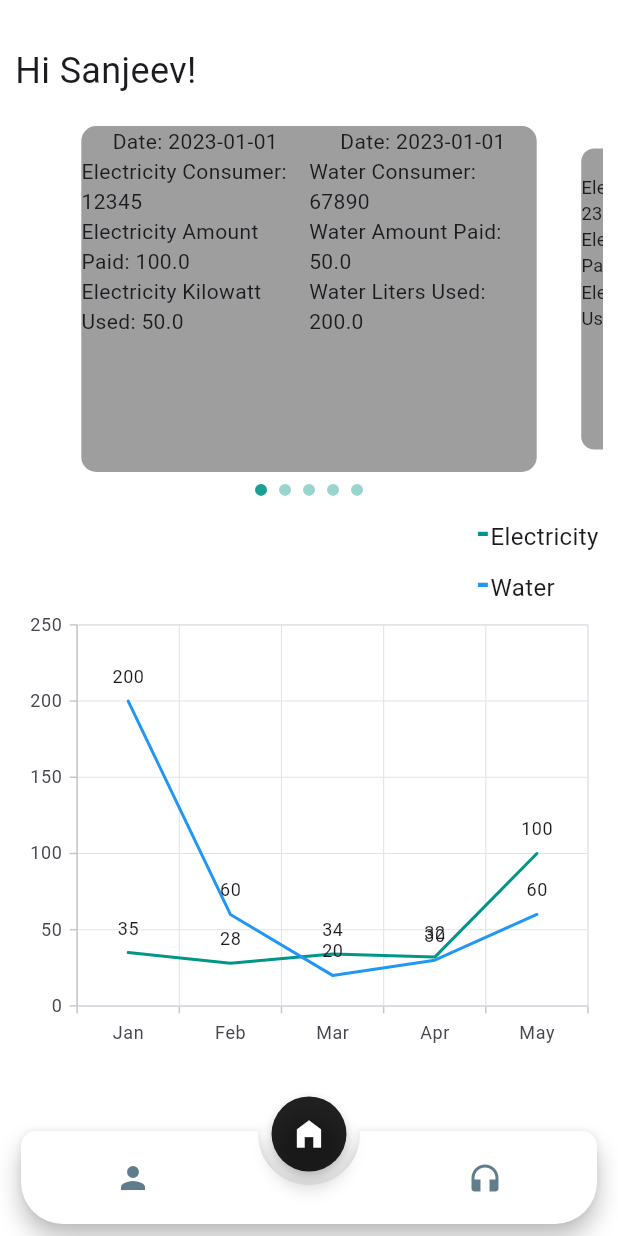
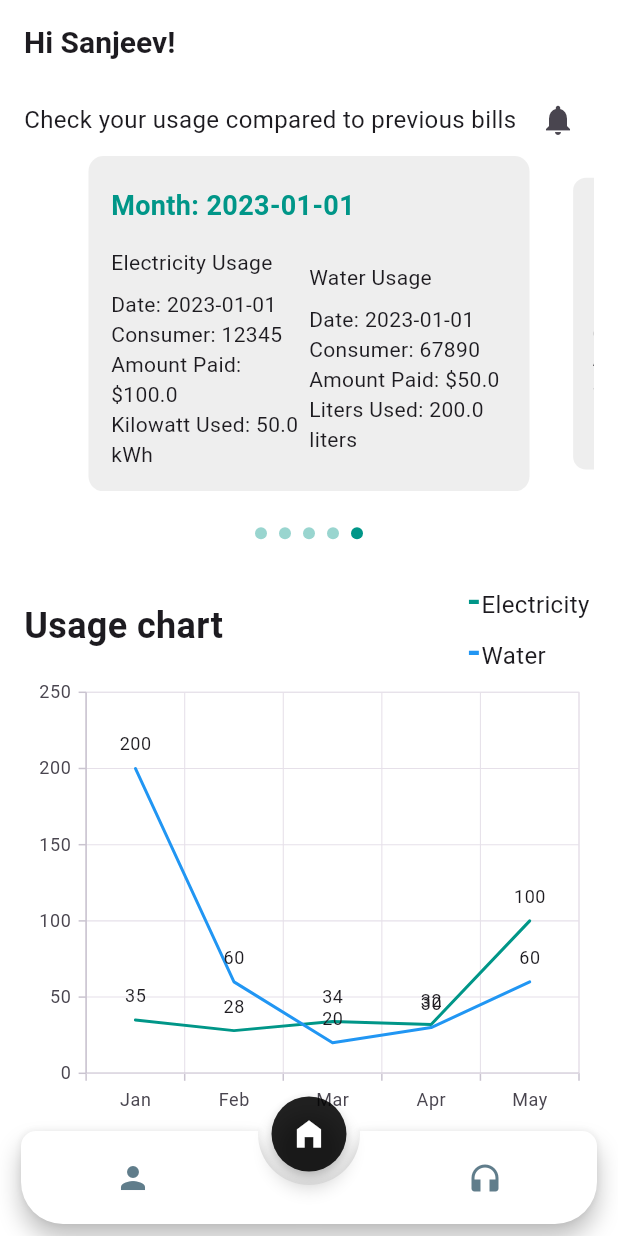
Before and after one commit to 1developersanju/eco_track, a Flutter app: the BottomBar screen opened directly, on a phone screen of 412 x 824 dp. Run offline on Flutter 3.47's test engine with Material 3 defaults, Android fonts, the phone set to English and light mode, and no system bars; drawn by our look-alikes of animated_notch_bottom_bar, carousel_slider; our stand-ins replace flutter_login, font_awesome_flutter, syncfusion_flutter_charts; network calls fail.

```diff
--- a/lib/dummy/charts.dart
+++ b/lib/dummy/charts.dart
@@ -62,7 +62,12 @@ class Chart extends StatelessWidget {
               children: [
                 Container(
                   color: ColorConstants.white,
-                  child: const Column(
+                  child:const Row(
+                    children: [
+                                      Text("Usage chart",style: TextStyles.heading,),
+                                      Spacer(),
+
+                      Column(
                         crossAxisAlignment: CrossAxisAlignment.start,
                         children: [
                           Text.rich(
@@ -88,6 +93,8 @@ class Chart extends StatelessWidget {
                               ],
                             ),
                             textAlign: TextAlign.justify,
+                          ),
+                        ],
                       ),
                     ],
                   ),
--- a/lib/main.dart
+++ b/lib/main.dart
@@ -16,10 +16,9 @@ class MyApp extends StatelessWidget {
         theme: ThemeData(
           primarySwatch: Colors.teal,
         ),
-      home:
-//  BottomBar()
+        home: BottomBar()
 
-       LoginScreen(),
+        //  LoginScreen(),
         );
   }
 }
--- a/lib/view/BottomBar/BottomBar.dart
+++ b/lib/view/BottomBar/BottomBar.dart
@@ -2,6 +2,7 @@ import 'dart:developer';
 
 import 'package:animated_notch_bottom_bar/animated_notch_bottom_bar/animated_notch_bottom_bar.dart';
 import 'package:electricity/view/Home/home.dart';
+import 'package:electricity/view/profile/profilePage.dart';
 import 'package:flutter/material.dart';
 // import 'package:flutter_svg/flutter_svg.dart';
 
@@ -30,7 +31,7 @@ class _BottomBarState extends State<BottomBar> {
 
   /// widget list
   final List<Widget> bottomBarPages = [
-    const Page1(),
+    ProfilePage(),
     HomePage(userName: "Sanjeev"),
     const Page3(),
   ];
@@ -47,6 +48,8 @@ class _BottomBarState extends State<BottomBar> {
       extendBody: true,
       bottomNavigationBar: (bottomBarPages.length <= maxCount)
           ? AnimatedNotchBottomBar(
+            showBlurBottomBar: false,
+            showShadow: true,
               /// Provide NotchBottomBarController
               notchBottomBarController: _controller,
               color: Colors.white,
@@ -106,14 +109,6 @@ class _BottomBarState extends State<BottomBar> {
   }
 }
 
-class Page1 extends StatelessWidget {
-  const Page1({Key? key}) : super(key: key);
-
-  @override
-  Widget build(BuildContext context) {
-    return Container(child: const Center(child: Text('Page 1')));
-  }
-}
 
 class Page3 extends StatelessWidget {
   const Page3({Key? key}) : super(key: key);
--- a/lib/view/Home/home.dart
+++ b/lib/view/Home/home.dart
@@ -3,11 +3,11 @@ import 'package:electricity/dummy/charts.dart';
 import 'package:electricity/models/usageDataModel.dart';
 import 'package:electricity/services/UsageDataServices.dart';
 import 'package:electricity/services/general%20services/helpers.dart';
-
 import 'package:flutter/material.dart';
 
 class HomePage extends StatefulWidget {
-  String userName;
+  final String userName;
+
   HomePage({Key? key, required this.userName}) : super(key: key);
 
   @override
@@ -15,42 +15,68 @@ class HomePage extends StatefulWidget {
 }
 
 class _HomePageState extends State<HomePage> {
-  List<UsageData> usageDataList = []; // Placeholder for fetched or local data
-
+  List<UsageData> usageDataList = [];
   int _current = 0;
   final CarouselController _controller = CarouselController();
 @override
+  void didChangeDependencies() {
+    super.didChangeDependencies();
+
+    // Use a post-frame callback to wait for the widget to build
+    WidgetsBinding.instance?.addPostFrameCallback((_) {
+      // Jump to the last index after the widget builds
+      _controller.jumpToPage(usageDataList.length - 1);
+    });
+  }
+
+  @override
   void initState() {
     super.initState();
-    loadData(); // Function to load data from API or local JSON
+    loadData();
+
   }
 
   Future<void> loadData() async {
-    // Fetch data using service method or use local JSON data
     UsageDataService usageDataService = UsageDataService();
     usageDataList = await usageDataService.fetchUsageData(useApi: false);
-    setState(() {});
+    setState(() {
+      _current = usageDataList.length - 1; // Set current index to last index
+    });
   }
 
   @override
   Widget build(BuildContext context) {
     return Scaffold(
       backgroundColor: ColorConstants.white,
-      // appBar: AppBar(),
+     appBar: AppBar(backgroundColor: ColorConstants.white,title:                     Text(
+                      "Hi ${widget.userName}!",
+                      style: TextStyles.subHeading,
+                    ),
+centerTitle: false,),
       body: Container(
-        margin: EdgeInsets.symmetric(horizontal: 10, vertical: 10),
-        child: SingleChildScrollView(
+        padding: EdgeInsets.symmetric(horizontal: 16,),
         child: Column(
           crossAxisAlignment: CrossAxisAlignment.start,
           children: [
-              Padding(
-                padding: EdgeInsets.symmetric(vertical: 20),
-                child: Text(
-                  "Hi ${widget.userName}!",
-                  style: TextStyle(fontSize: 24),
+            Row(
+              children: [
+                Column(
+                  crossAxisAlignment: CrossAxisAlignment.start,
+                  children: [
+                                          Text(
+                                      "Check your usage compared to previous bills",
+
+                      style: TextStyles.normalText,
                     ),
+
+                  ],
+                ),
+                Spacer(),
+                IconButton(onPressed: (){}, icon: Icon(Icons.notifications))
+              ],
             ),
             CarouselSlider(
+
   items: usageDataList.map((usageData) {
     return Builder(
       builder: (BuildContext context) {
@@ -58,15 +84,36 @@ class _HomePageState extends State<HomePage> {
           width: MediaQuery.of(context).size.width,
           margin: EdgeInsets.symmetric(horizontal: 5.0),
           decoration: BoxDecoration(
-                          color: Colors.grey,
+            color: Colors.grey[200],
             borderRadius: BorderRadius.circular(10.0),
           ),
-                        child: Row(
-                          mainAxisAlignment: MainAxisAlignment.center,
+          child: Padding(
+            padding: EdgeInsets.symmetric(vertical: 20.0, horizontal: 15.0),
+            child: Column(
+              crossAxisAlignment: CrossAxisAlignment.stretch,
               children: [
-                            Expanded(child: _buildElectricityData(usageData)),
-                            Expanded(child: _buildWaterData(usageData)),
+                Text(
+                  'Month: ${usageData.dateOfBillIssued}',
+                  style: TextStyle(
+                    fontSize: 18,
+                    fontWeight: FontWeight.bold,
+                    color: Colors.teal,
+                  ),
+                ),
+                SizedBox(height: 15),
+                Row(
+                  mainAxisAlignment: MainAxisAlignment.spaceAround,
+                  children: [
+                    Expanded(
+                      child: _buildElectricityData(usageData),
+                    ),
+                    Expanded(
+                      child: _buildWaterData(usageData),
+                    ),
                   ],
+                ),
+              ],
+            ),
           ),
         );
       },
@@ -74,6 +121,7 @@ class _HomePageState extends State<HomePage> {
   }).toList(),
   carouselController: _controller,
   options: CarouselOptions(
+    initialPage: _current,
     autoPlay: false,
     enableInfiniteScroll: false,
     enlargeCenterPage: true,
@@ -82,8 +130,11 @@ class _HomePageState extends State<HomePage> {
       setState(() {
         _current = index;
       });
-                    }),
+    },
   ),
+),
+
+            SizedBox(height: 16),
             Row(
               mainAxisAlignment: MainAxisAlignment.center,
               children: usageDataList.asMap().entries.map((entry) {
@@ -95,47 +146,52 @@ class _HomePageState extends State<HomePage> {
                         EdgeInsets.symmetric(vertical: 8.0, horizontal: 4.0),
                     decoration: BoxDecoration(
                       shape: BoxShape.circle,
-                          color: ColorConstants.teal
-                              .withOpacity(_current == entry.key ? 0.9 : 0.4)),
+                      color: _current == entry.key
+                          ? Colors.teal
+                          : Colors.teal.withOpacity(0.4),
+                    ),
                   ),
                 );
               }).toList(),
             ),
-              SizedBox(
-                height: MediaQuery.of(context).size.height * 0.5,
-                child: Chart(
+            SizedBox(height: 16),
+            Chart(
               electricityData: ElectricityData,
               waterData: WaterData,
-                ),
             ),
           ],
         ),
       ),
-      ),
     );
-  }
   }
 
   Widget _buildElectricityData(UsageData usageData) {
     return Column(
+      mainAxisAlignment: MainAxisAlignment.center,
+      crossAxisAlignment: CrossAxisAlignment.start,
       children: [
+        Text('Electricity Usage'),
+        SizedBox(height: 8),
         Text('Date: ${usageData.dateOfBillIssued}'),
-      Text('Electricity Consumer: ${usageData.electricityConsumerNumber}'),
-      Text('Electricity Amount Paid: ${usageData.electricityAmountPaid}'),
-      Text('Electricity Kilowatt Used: ${usageData.electricityKilowattUsed}'),
-      // Add other electricity details
+        Text('Consumer: ${usageData.electricityConsumerNumber}'),
+        Text('Amount Paid: \$${usageData.electricityAmountPaid}'),
+        Text('Kilowatt Used: ${usageData.electricityKilowattUsed} kWh'),
       ],
     );
   }
 
   Widget _buildWaterData(UsageData usageData) {
     return Column(
+      mainAxisAlignment: MainAxisAlignment.center,
+      crossAxisAlignment: CrossAxisAlignment.start,
       children: [
+        Text('Water Usage'),
+        SizedBox(height: 8),
         Text('Date: ${usageData.dateOfBillIssued}'),
-      Text('Water Consumer: ${usageData.waterConsumerNumber}'),
-      Text('Water Amount Paid: ${usageData.waterAmountPaid}'),
-      Text('Water Liters Used: ${usageData.waterLitersUsed}'),
-      // Add other water details
+        Text('Consumer: ${usageData.waterConsumerNumber}'),
+        Text('Amount Paid: \$${usageData.waterAmountPaid}'),
+        Text('Liters Used: ${usageData.waterLitersUsed} liters'),
       ],
     );
   }
+}
```
Also changed, not shown: lib/view/profile/profilePage.dart (added, +80 -0 lines). Lines whose indentation alone changed are shown as unchanged.
